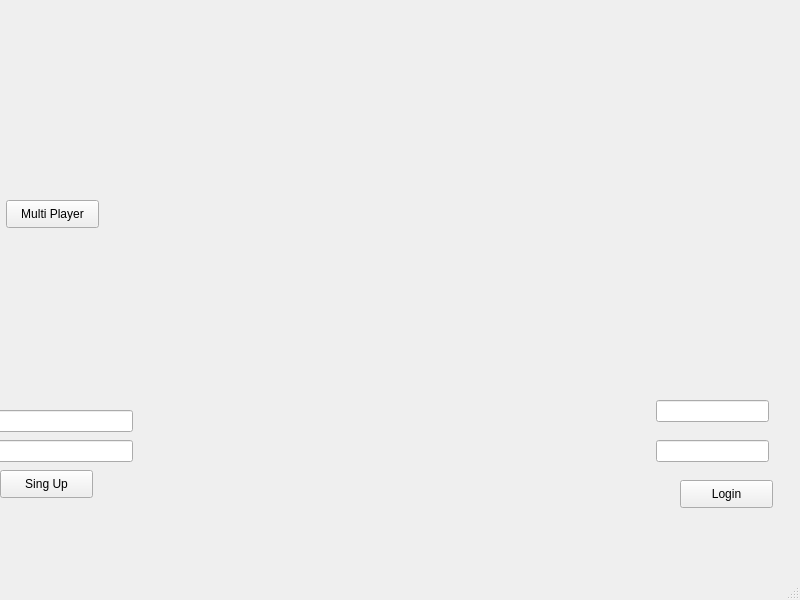
pipeflorez55/Proyecto-final, file TankMundial/Mundialtank/mainwindow.ui: the form before one commit.
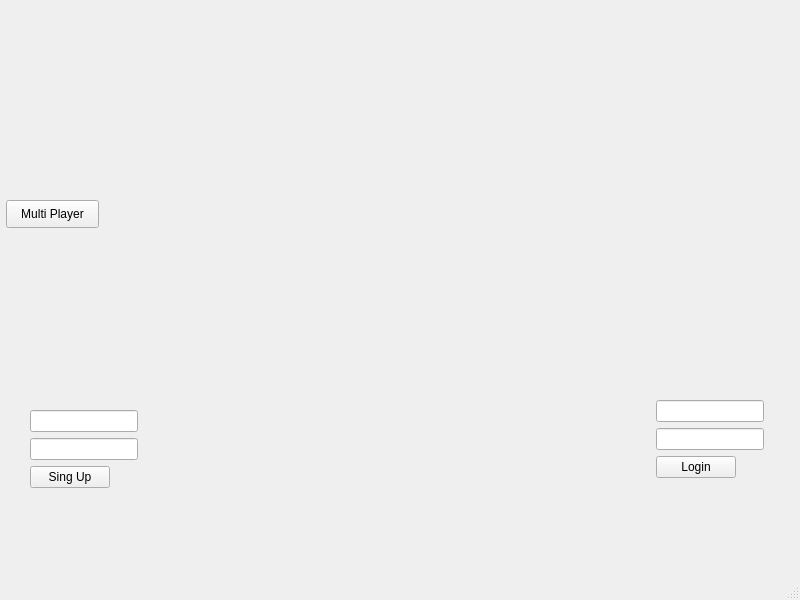
The form after the commit.

What changed in the file:
```diff
--- a/TankMundial/Mundialtank/mainwindow.ui
+++ b/TankMundial/Mundialtank/mainwindow.ui
@@ -14,16 +14,6 @@
    <string>MainWindow</string>
   </property>
   <widget class="QWidget" name="centralwidget">
-   <widget class="QLineEdit" name="newname">
-    <property name="geometry">
-     <rect>
-      <x>-4</x>
-      <y>410</y>
-      <width>137</width>
-      <height>22</height>
-     </rect>
-    </property>
-   </widget>
    <widget class="QLabel" name="avisocm">
     <property name="geometry">
      <rect>
@@ -37,19 +27,6 @@
      <string/>
     </property>
    </widget>
-   <widget class="QLineEdit" name="newpassword">
-    <property name="geometry">
-     <rect>
-      <x>-4</x>
-      <y>440</y>
-      <width>137</width>
-      <height>22</height>
-     </rect>
-    </property>
-    <property name="maxLength">
-     <number>5</number>
-    </property>
-   </widget>
    <widget class="QPushButton" name="pushButton_2">
     <property name="geometry">
      <rect>
@@ -63,29 +40,6 @@
      <string>Multi Player</string>
     </property>
    </widget>
-   <widget class="QLineEdit" name="contrase">
-    <property name="geometry">
-     <rect>
-      <x>656</x>
-      <y>440</y>
-      <width>113</width>
-      <height>22</height>
-     </rect>
-    </property>
-    <property name="maxLength">
-     <number>5</number>
-    </property>
-   </widget>
-   <widget class="QLineEdit" name="usuario">
-    <property name="geometry">
-     <rect>
-      <x>656</x>
-      <y>400</y>
-      <width>113</width>
-      <height>22</height>
-     </rect>
-    </property>
-   </widget>
    <widget class="QLabel" name="ingresomal">
     <property name="geometry">
      <rect>
@@ -99,31 +53,63 @@
      <string/>
     </property>
    </widget>
-   <widget class="QPushButton" name="Login">
+   <widget class="QWidget" name="">
     <property name="geometry">
      <rect>
-      <x>680</x>
-      <y>480</y>
-      <width>93</width>
-      <height>28</height>
+      <x>30</x>
+      <y>410</y>
+      <width>145</width>
+      <height>86</height>
      </rect>
     </property>
-    <property name="text">
-     <string>Login</string>
-    </property>
+    <layout class="QFormLayout" name="formLayout">
+     <item row="0" column="0">
+      <widget class="QLineEdit" name="newname"/>
+     </item>
+     <item row="1" column="0">
+      <widget class="QLineEdit" name="newpassword">
+       <property name="maxLength">
+        <number>5</number>
+       </property>
+      </widget>
+     </item>
+     <item row="2" column="0">
+      <widget class="QPushButton" name="pushButton_3">
+       <property name="text">
+        <string>Sing Up</string>
+       </property>
+      </widget>
+     </item>
+    </layout>
    </widget>
-   <widget class="QPushButton" name="pushButton_3">
+   <widget class="QWidget" name="">
     <property name="geometry">
      <rect>
-      <x>0</x>
-      <y>470</y>
-      <width>93</width>
-      <height>28</height>
+      <x>656</x>
+      <y>400</y>
+      <width>145</width>
+      <height>86</height>
      </rect>
     </property>
-    <property name="text">
-     <string>Sing Up</string>
-    </property>
+    <layout class="QFormLayout" name="formLayout_2">
+     <item row="0" column="0">
+      <widget class="QLineEdit" name="usuario"/>
+     </item>
+     <item row="1" column="0">
+      <widget class="QLineEdit" name="contrase">
+       <property name="maxLength">
+        <number>5</number>
+       </property>
+      </widget>
+     </item>
+     <item row="2" column="0">
+      <widget class="QPushButton" name="Login">
+       <property name="text">
+        <string>Login</string>
+       </property>
+      </widget>
+     </item>
+    </layout>
    </widget>
   </widget>
   <widget class="QMenuBar" name="menubar">
```
Left out of the diff: 2 changed lines with no effect on the pictures.
